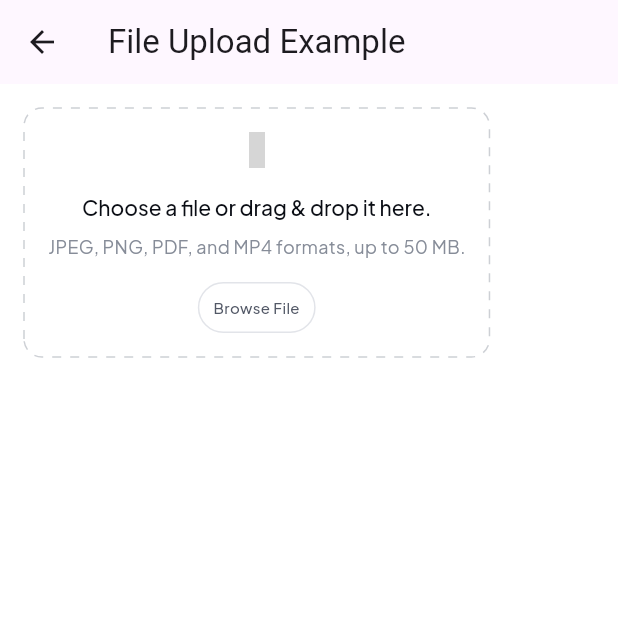
After one commit to untukmuai/untukmu-designsystem-flutter, a Flutter app: the screen it shows after launch, scrolled down 320 dp, after a tap on "File Upload Example", on a phone screen of 412 x 824 dp, the top half of it. The commit adds this screen. Run offline on Flutter 3.47's test engine with Material 3 defaults, Android fonts, the phone set to English and light mode, and no system bars; drawn by our look-alikes of dotted_border; our stand-ins replace file_picker, flutter_svg, google_fonts, iconsax; grey boxes are pictures that could not be loaded.

Commit message:
file upload

```diff
--- /dev/null
+++ b/example/lib/base_component/file_upload_example.dart
@@ -0,0 +1,19 @@
+import 'package:flutter/material.dart';
+import 'package:untukmu_flutter_design_system/untukmu_flutter_design_system.dart';
+
+class FileUploadExample extends StatelessWidget {
+  const FileUploadExample({super.key});
+
+  @override
+  Widget build(BuildContext context) {
+    return Scaffold(
+      backgroundColor: DLSColors.bgWhite0,
+      appBar: AppBar(
+        title: const Text('File Upload Example'),
+      ),
+      body: const Column(
+        children: [FileUploadAreaWidget()],
+      ),
+    );
+  }
+}
--- a/example/lib/main.dart
+++ b/example/lib/main.dart
@@ -3,6 +3,7 @@ import 'package:example/base_component/avatar_example.dart';
 import 'package:example/base_component/badge_example.dart';
 import 'package:example/base_component/banner_example.dart';
 import 'package:example/base_component/checkbox_example.dart';
+import 'package:example/base_component/file_upload_example.dart';
 import 'package:example/base_component/key_component_example.dart';
 import 'package:example/base_component/radio_example.dart';
 import 'package:example/base_component/tag_example.dart';
@@ -212,6 +213,17 @@ class HomePage extends StatelessWidget {
               child: const Text('Tag Example'),
             ),
             const SizedBox(height: 16),
+            ElevatedButton(
+              onPressed: () {
+                Navigator.push(
+                  context,
+                  MaterialPageRoute(
+                      builder: (context) => const FileUploadExample()),
+                );
+              },
+              child: const Text('File Upload Example'),
+            ),
+            const SizedBox(height: 16),
           ],
         ),
       ),
--- /dev/null
+++ b/lib/src/components/fileupload/file_upload_area_widget.dart
@@ -0,0 +1,109 @@
+import 'package:dotted_border/dotted_border.dart';
+import 'package:flutter/material.dart';
+import 'package:iconsax/iconsax.dart';
+import 'package:file_picker/file_picker.dart';
+import 'package:untukmu_flutter_design_system/untukmu_flutter_design_system.dart';
+
+class FileUploadAreaWidget extends StatefulWidget {
+  const FileUploadAreaWidget({super.key});
+
+  @override
+  FileUploadAreaWidgetState createState() => FileUploadAreaWidgetState();
+}
+
+class FileUploadAreaWidgetState extends State<FileUploadAreaWidget> {
+  String? _fileName;
+  double? _fileSize;
+
+  void _pickFile() async {
+    FilePickerResult? result = await FilePicker.platform.pickFiles();
+
+    if (result != null) {
+      PlatformFile file = result.files.first;
+
+      setState(() {
+        _fileName = file.name;
+        _fileSize = file.size / (1024 * 1024); // Convert bytes to MB
+      });
+    }
+  }
+
+  @override
+  Widget build(BuildContext context) {
+    return Container(
+      padding: const EdgeInsets.all(16.0),
+      child: Column(
+        children: [
+          DottedBorder(
+            padding: const EdgeInsets.all(16.0),
+            borderType: BorderType.RRect,
+            radius: const Radius.circular(12),
+            color: DLSColors.strokeSub300,
+            dashPattern: const [6],
+            child: Column(
+              crossAxisAlignment: CrossAxisAlignment.center,
+              children: [
+                const Icon(Iconsax.document_upload,
+                    color: DLSColors.textSub500, size: 24),
+                const SizedBox(height: 16.0),
+                Text(
+                  'Choose a file or drag & drop it here.',
+                  style: DLSTextStyle.labelMedium
+                      .copyWith(color: DLSColors.textMain900),
+                ),
+                const SizedBox(height: 8.0),
+                Text(
+                  'JPEG, PNG, PDF, and MP4 formats, up to 50 MB.',
+                  style: DLSTextStyle.paragraphSmall
+                      .copyWith(color: DLSColors.textSoft400),
+                ),
+                const SizedBox(height: 16.0),
+                Material(
+                  color: Colors.transparent,
+                  child: InkWell(
+                    borderRadius: BorderRadius.circular(9999),
+                    onTap: () {
+                      _pickFile();
+                    },
+                    child: Container(
+                      padding: const EdgeInsets.symmetric(
+                          horizontal: 9.5, vertical: 9),
+                      clipBehavior: Clip.antiAlias,
+                      decoration: ShapeDecoration(
+                        shape: RoundedRectangleBorder(
+                          side: const BorderSide(
+                              width: 1, color: DLSColors.strokeSoft200),
+                          borderRadius: BorderRadius.circular(9999),
+                        ),
+                      ),
+                      child: Text(
+                        'Browse File',
+                        textAlign: TextAlign.center,
+                        style: DLSTextStyle.labelXSmall
+                            .copyWith(color: DLSColors.textSub500),
+                      ),
+                    ),
+                  ),
+                ),
+                if (_fileName != null && _fileSize != null) ...[
+                  const SizedBox(height: 16.0),
+                  Text(
+                    'Selected File: $_fileName',
+                    style: DLSTextStyle.paragraphSmall
+                        .copyWith(color: DLSColors.textSub500),
+                  ),
+                  const SizedBox(height: 8.0),
+                  Text(
+                    'File Size: ${_fileSize!.toStringAsFixed(2)} MB',
+                    style: DLSTextStyle.paragraphSmall
+                        .copyWith(color: DLSColors.textSub500),
+                  ),
+                ],
+              ],
+            ),
+          ),
+        ],
+      ),
+    );
+  }
+}
--- a/lib/untukmu_flutter_design_system.dart
+++ b/lib/untukmu_flutter_design_system.dart
@@ -22,3 +22,4 @@ export 'src/components/keycomponent/legend_widget.dart';
 export 'src/components/divider.dart';
 export 'src/components/tag.dart';
 export 'src/components/banner.dart';
+export 'src/components/fileupload/file_upload_area_widget.dart';
--- a/pubspec.yaml
+++ b/pubspec.yaml
@@ -8,11 +8,13 @@ environment:
   flutter: ">=1.17.0"
 
 dependencies:
+  dotted_border: ^2.1.0
+  file_picker: ^8.0.6
   flutter:
     sdk: flutter
+  flutter_svg: ^2.0.10+1
   google_fonts: ^6.2.1
   iconsax: ^0.0.8
-  flutter_svg: ^2.0.10+1
 
 dev_dependencies:
   flutter_lints: ^3.0.0
@@ -26,6 +28,7 @@ flutter:
   uses-material-design: true
   assets:
     - assets/icons/
+
 #   - images/a_dot_burr.jpeg
 #   - images/a_dot_ham.jpeg
 #
```
Also changed, not shown: example/pubspec.lock, 2 other files.
